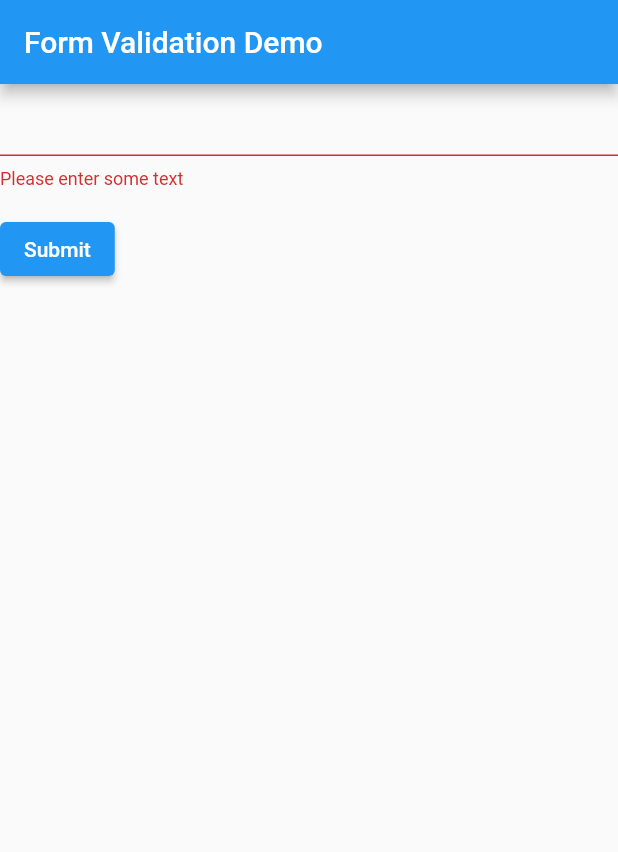
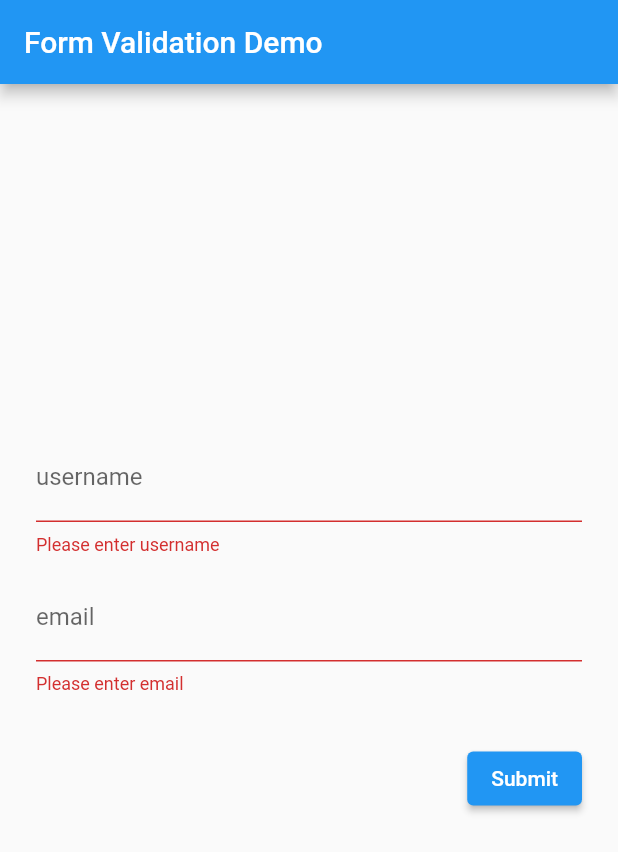
Before and after one commit to nekonenene/back4app_test_flutter, a Flutter app: the screen it shows after launch, after a tap on "Submit", on a phone screen of 412 x 824 dp. Shown: the top 852 px of the screen. Run offline on Flutter 3.47's test engine with Material 2 defaults, Android fonts, the phone set to English and light mode, and no system bars.

Commit message:
Improve form layout

```diff
--- a/lib/main.dart
+++ b/lib/main.dart
@@ -44,22 +44,50 @@ class MyCustomFormState extends State<MyCustomForm> {
   @override
   Widget build(BuildContext context) {
     // Build a Form widget using the _formKey created above.
-    return Form(
+    return
+      Center(
+        child: Column(
+          mainAxisSize: MainAxisSize.min,
+          children: [
+            Padding(
+              padding: const EdgeInsets.symmetric(horizontal: 24),
+              child: Form(
                 key: _formKey,
                 child: Column(
                   crossAxisAlignment: CrossAxisAlignment.start,
                   children: [
                     TextFormField(
+                      decoration: const InputDecoration(
+                        labelText: "username",
+                      ),
                       // The validator receives the text that the user has entered.
                       validator: (value) {
                         if (value == null || value.isEmpty) {
-                return 'Please enter some text';
+                          return 'Please enter username';
                         }
                         return null;
                       },
                     ),
-          Padding(
-            padding: const EdgeInsets.symmetric(vertical: 16.0),
+                    const Padding(
+                        padding: EdgeInsets.only(top: 12)
+                    ),
+                    TextFormField(
+                      decoration: const InputDecoration(
+                        labelText: "email",
+                      ),
+                      // The validator receives the text that the user has entered.
+                      validator: (value) {
+                        if (value == null || value.isEmpty) {
+                          return 'Please enter email';
+                        }
+                        return null;
+                      },
+                    ),
+                    const Padding(
+                      padding: EdgeInsets.symmetric(vertical: 16),
+                    ),
+                    Align(
+                      alignment: Alignment.topRight,
                       child: ElevatedButton(
                         onPressed: () {
                           // Validate returns true if the form is valid, or false otherwise.
@@ -74,6 +102,13 @@ class MyCustomFormState extends State<MyCustomForm> {
                         child: const Text('Submit'),
                       ),
                     ),
+                    const Padding(
+                      padding: EdgeInsets.symmetric(vertical: 24),
+                    ),
+                  ],
+                ),
+              ),
+            ),
           ],
         ),
       );
```
Lines whose indentation alone changed are shown as unchanged.
